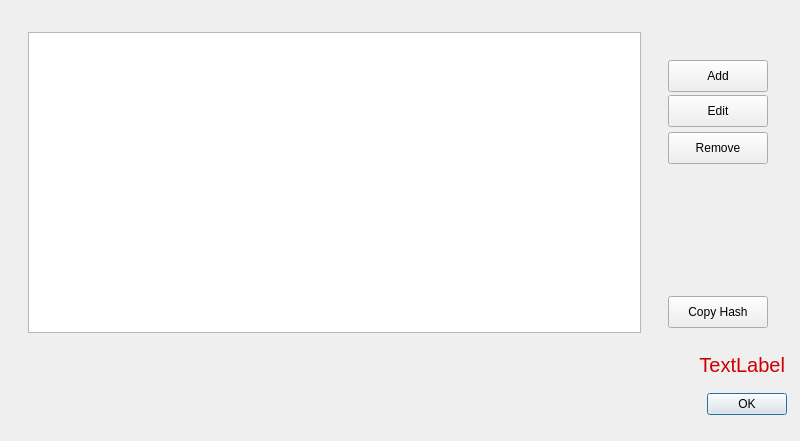
The window that UserApp/ManageChannelsDialog.ui (proximax-storage/cpp-xpx-storage-user-app) describes before a commit, drawn with Qt 5.
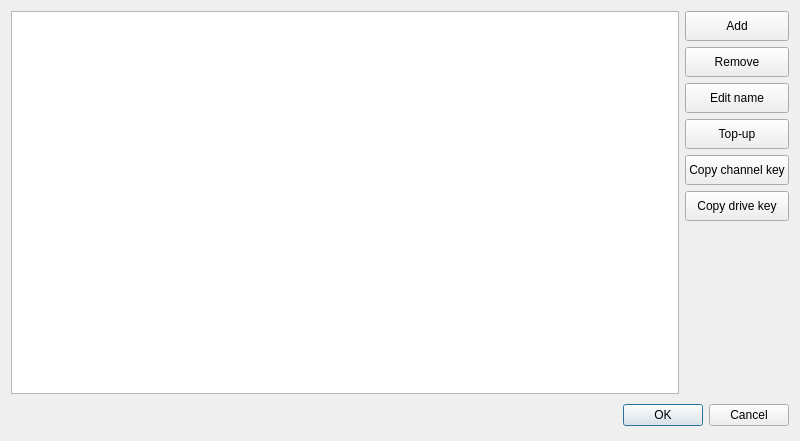
The same window after the commit.

The edit to the form file:
```diff
--- a/UserApp/ManageChannelsDialog.ui
+++ b/UserApp/ManageChannelsDialog.ui
@@ -13,108 +13,165 @@
   <property name="windowTitle">
    <string>Dialog</string>
   </property>
-  <widget class="QDialogButtonBox" name="buttonBox">
-   <property name="geometry">
-    <rect>
-     <x>10</x>
-     <y>388</y>
-     <width>777</width>
-     <height>32</height>
-    </rect>
-   </property>
-   <property name="orientation">
-    <enum>Qt::Horizontal</enum>
-   </property>
-   <property name="standardButtons">
-    <set>QDialogButtonBox::Ok</set>
-   </property>
-  </widget>
-  <widget class="QLabel" name="m_errorText">
-   <property name="geometry">
-    <rect>
-     <x>64</x>
-     <y>352</y>
-     <width>721</width>
-     <height>25</height>
-    </rect>
-   </property>
-   <property name="font">
-    <font>
-     <pointsize>15</pointsize>
-    </font>
-   </property>
-   <property name="styleSheet">
-    <string notr="true">color : #cc0000</string>
-   </property>
-   <property name="text">
-    <string>TextLabel</string>
-   </property>
-   <property name="alignment">
-    <set>Qt::AlignRight|Qt::AlignTrailing|Qt::AlignVCenter</set>
-   </property>
-  </widget>
-  <widget class="QPushButton" name="m_addBtn">
-   <property name="geometry">
-    <rect>
-     <x>668</x>
-     <y>60</y>
-     <width>100</width>
-     <height>32</height>
-    </rect>
-   </property>
-   <property name="text">
-    <string>Add</string>
-   </property>
-  </widget>
-  <widget class="QPushButton" name="m_removeBtn">
-   <property name="geometry">
-    <rect>
-     <x>668</x>
-     <y>132</y>
-     <width>100</width>
-     <height>32</height>
-    </rect>
-   </property>
-   <property name="text">
-    <string>Remove</string>
-   </property>
-  </widget>
-  <widget class="QPushButton" name="m_editBtn">
-   <property name="geometry">
-    <rect>
-     <x>668</x>
-     <y>95</y>
-     <width>100</width>
-     <height>32</height>
-    </rect>
-   </property>
-   <property name="text">
-    <string>Edit</string>
-   </property>
-  </widget>
-  <widget class="QTableWidget" name="m_table">
-   <property name="geometry">
-    <rect>
-     <x>28</x>
-     <y>32</y>
-     <width>613</width>
-     <height>301</height>
-    </rect>
-   </property>
-  </widget>
-  <widget class="QPushButton" name="m_copyHashBtn">
-   <property name="geometry">
-    <rect>
-     <x>668</x>
-     <y>296</y>
-     <width>100</width>
-     <height>32</height>
-    </rect>
-   </property>
-   <property name="text">
-    <string>Copy Hash</string>
-   </property>
-  </widget>
+  <layout class="QVBoxLayout" name="verticalLayout">
+   <item>
+    <layout class="QHBoxLayout" name="horizontalLayout">
+     <item>
+      <widget class="QTableWidget" name="m_table"/>
+     </item>
+     <item>
+      <layout class="QVBoxLayout" name="verticalLayout_2">
+       <item>
+        <widget class="QPushButton" name="m_addBtn">
+         <property name="minimumSize">
+          <size>
+           <width>0</width>
+           <height>30</height>
+          </size>
+         </property>
+         <property name="maximumSize">
+          <size>
+           <width>16777215</width>
+           <height>30</height>
+          </size>
+         </property>
+         <property name="text">
+          <string>Add</string>
+         </property>
+        </widget>
+       </item>
+       <item>
+        <widget class="QPushButton" name="m_removeBtn">
+         <property name="minimumSize">
+          <size>
+           <width>0</width>
+           <height>30</height>
+          </size>
+         </property>
+         <property name="maximumSize">
+          <size>
+           <width>16777215</width>
+           <height>30</height>
+          </size>
+         </property>
+         <property name="text">
+          <string>Remove</string>
+         </property>
+        </widget>
+       </item>
+       <item>
+        <widget class="QPushButton" name="m_editBtn">
+         <property name="minimumSize">
+          <size>
+           <width>0</width>
+           <height>30</height>
+          </size>
+         </property>
+         <property name="maximumSize">
+          <size>
+           <width>16777215</width>
+           <height>30</height>
+          </size>
+         </property>
+         <property name="text">
+          <string>Edit name</string>
+         </property>
+        </widget>
+       </item>
+       <item>
+        <widget class="QPushButton" name="m_topupBtn">
+         <property name="minimumSize">
+          <size>
+           <width>0</width>
+           <height>30</height>
+          </size>
+         </property>
+         <property name="maximumSize">
+          <size>
+           <width>16777215</width>
+           <height>30</height>
+          </size>
+         </property>
+         <property name="text">
+          <string>Top-up</string>
+         </property>
+        </widget>
+       </item>
+       <item>
+        <widget class="QPushButton" name="m_copyChannelBtn">
+         <property name="minimumSize">
+          <size>
+           <width>0</width>
+           <height>30</height>
+          </size>
+         </property>
+         <property name="maximumSize">
+          <size>
+           <width>16777215</width>
+           <height>30</height>
+          </size>
+         </property>
+         <property name="text">
+          <string>Copy channel key</string>
+         </property>
+        </widget>
+       </item>
+       <item>
+        <widget class="QPushButton" name="m_copyDriveBtn">
+         <property name="minimumSize">
+          <size>
+           <width>0</width>
+           <height>30</height>
+          </size>
+         </property>
+         <property name="maximumSize">
+          <size>
+           <width>16777215</width>
+           <height>30</height>
+          </size>
+         </property>
+         <property name="text">
+          <string>Copy drive key</string>
+         </property>
+        </widget>
+       </item>
+       <item>
+        <spacer name="verticalSpacer">
+         <property name="orientation">
+          <enum>Qt::Vertical</enum>
+         </property>
+         <property name="sizeHint" stdset="0">
+          <size>
+           <width>20</width>
+           <height>40</height>
+          </size>
+         </property>
+        </spacer>
+       </item>
+      </layout>
+     </item>
+    </layout>
+   </item>
+   <item>
+    <widget class="QDialogButtonBox" name="buttonBox">
+     <property name="minimumSize">
+      <size>
+       <width>0</width>
+       <height>30</height>
+      </size>
+     </property>
+     <property name="maximumSize">
+      <size>
+       <width>16777215</width>
+       <height>30</height>
+      </size>
+     </property>
+     <property name="standardButtons">
+      <set>QDialogButtonBox::Cancel|QDialogButtonBox::Ok</set>
+     </property>
+    </widget>
+   </item>
+  </layout>
  </widget>
  <resources/>
  <connections>
```
Left out of the diff: 35 changed lines with no effect on the pictures.
